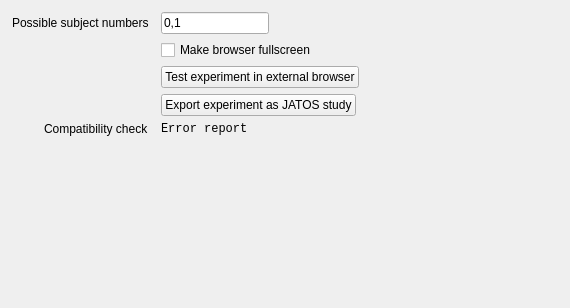
Above: opensesame_extensions/oswebext/oswebext.ui from open-cogsci/opensesame-extension-osweb before the change. Below: the same form after it.
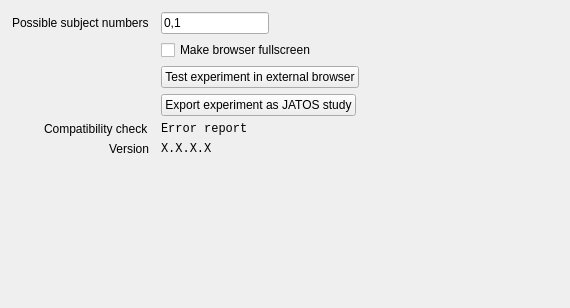
That is the form after the change. Icons and pictures are not drawn.

Commit message: Add version info to extension

Patch:
```diff
--- a/opensesame_extensions/oswebext/oswebext.ui
+++ b/opensesame_extensions/oswebext/oswebext.ui
@@ -100,6 +100,25 @@
      </property>
     </widget>
    </item>
+   <item row="5" column="0">
+    <widget class="QLabel" name="label_3">
+     <property name="text">
+      <string>Version</string>
+     </property>
+    </widget>
+   </item>
+   <item row="5" column="1">
+    <widget class="QLabel" name="label_version">
+     <property name="font">
+      <font>
+       <family>Monospace</family>
+      </font>
+     </property>
+     <property name="text">
+      <string>X.X.X.X</string>
+     </property>
+    </widget>
+   </item>
   </layout>
  </widget>
  <resources/>
```
Left out of the diff: 6 changed lines with no effect on the pictures. The commit also changes 3 other files.
